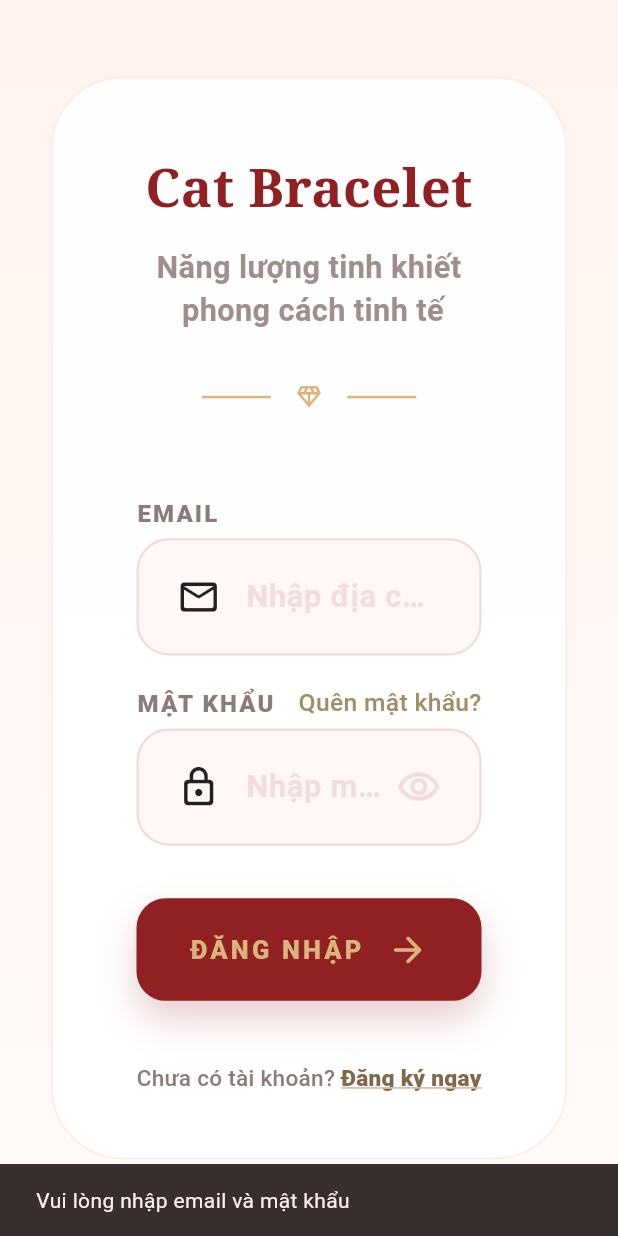
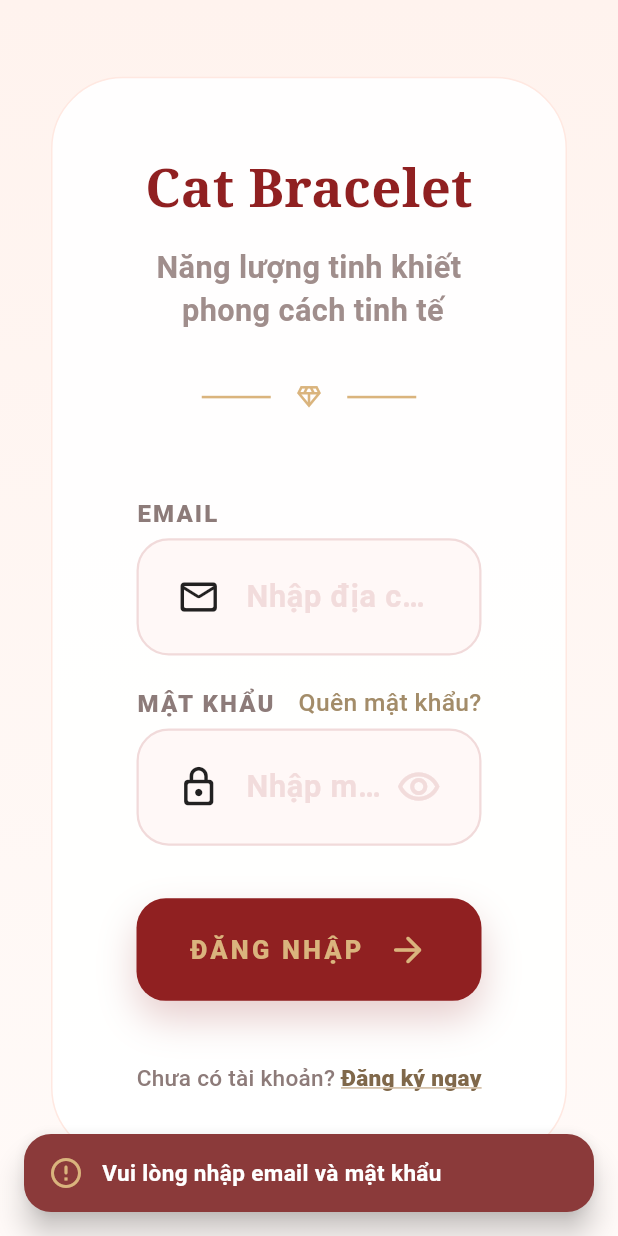
Before and after one commit to NguyenXuanTruong124/Cat_Bracelet_Mobile, a Flutter app: the LoginScreen screen opened directly, after a tap on the "visibility off" icon, after a tap on "ĐĂNG NHẬP", on a phone screen of 412 x 824 dp. Run offline on Flutter 3.47's test engine with Material 3 defaults, Android fonts, the light colour scheme and no system bars; our stand-ins replace flutter_dotenv, flutter_screenutil, image_picker, webview_flutter; accounts and stored records are empty; network calls fail.

Commit message:
fix spell, notification of status

```diff
--- a/lib/features/auth/screens/login_screen.dart
+++ b/lib/features/auth/screens/login_screen.dart
@@ -30,8 +30,8 @@ class _LoginScreenState extends State<LoginScreen> {
     final password = _passwordController.text;
 
     if (email.isEmpty || password.isEmpty) {
-      ScaffoldMessenger.of(context).showSnackBar(
-        const SnackBar(content: Text('Vui lòng nhập email và mật khẩu')),
+      _showMessage(
+        message: 'Vui lòng nhập email và mật khẩu',
       );
       return;
     }
@@ -50,27 +50,41 @@ class _LoginScreenState extends State<LoginScreen> {
         body: jsonEncode({'email': email, 'password': password}),
       );
 
-      if (response.statusCode == 200 || response.statusCode == 201) {
+      if (response.statusCode == 200 ||
+          response.statusCode == 201) {
+
         final decoded = jsonDecode(response.body);
+
         if (decoded is Map<String, dynamic>) {
           UserSession.setFromLogin(decoded);
         }
+
         if (!mounted) return;
-        Navigator.pushReplacementNamed(context, '/home');
+
+        _showMessage(
+          message: 'Đăng nhập thành công',
+          isError: false,
+        );
+
+        await Future.delayed(
+          const Duration(milliseconds: 800),
+        );
+
+        Navigator.pushReplacementNamed(
+          context,
+          '/home',
+        );
       } else {
         if (!mounted) return;
-        ScaffoldMessenger.of(context).showSnackBar(
-          SnackBar(
-            content: Text('Lỗi ${response.statusCode}: ${response.body}'),
-            duration: const Duration(seconds: 5),
-          ),
+        _showMessage(
+          message: 'Email hoặc mật khẩu không chính xác',
         );
       }
     } catch (e) {
       if (!mounted) return;
-      ScaffoldMessenger.of(
-        context,
-      ).showSnackBar(SnackBar(content: Text('Lỗi kết nối tới Server: $e')));
+      _showMessage(
+        message: 'Không thể kết nối tới máy chủ',
+      );
     } finally {
       if (mounted) {
         setState(() {
@@ -79,7 +93,47 @@ class _LoginScreenState extends State<LoginScreen> {
       }
     }
   }
-
+  void _showMessage({
+    required String message,
+    bool isError = true,
+  }) {
+    ScaffoldMessenger.of(context)
+      ..hideCurrentSnackBar()
+      ..showSnackBar(
+        SnackBar(
+          behavior: SnackBarBehavior.floating,
+          backgroundColor:
+          isError ? const Color(0xFF8B3A3A) : LoginScreen._wine,
+          elevation: 8,
+          margin: const EdgeInsets.all(16),
+          shape: RoundedRectangleBorder(
+            borderRadius: BorderRadius.circular(18),
+          ),
+          content: Row(
+            children: [
+              Icon(
+                isError
+                    ? Icons.error_outline_rounded
+                    : Icons.check_circle_outline_rounded,
+                color: LoginScreen._gold,
+                size: 24,
+              ),
+              const SizedBox(width: 12),
+              Expanded(
+                child: Text(
+                  message,
+                  style: const TextStyle(
+                    color: Colors.white,
+                    fontWeight: FontWeight.w600,
+                    fontSize: 15,
+                  ),
+                ),
+              ),
+            ],
+          ),
+        ),
+      );
+  }
   @override
   void dispose() {
     _emailController.dispose();
--- a/lib/features/cart/screens/cart_screen.dart
+++ b/lib/features/cart/screens/cart_screen.dart
@@ -94,7 +94,7 @@ class _CartScreenState extends State<CartScreen> {
 
     return Scaffold(
       appBar: AppBar(
-        title: const Text('Gio hang'),
+        title: const Text('Giỏ hàng'),
         backgroundColor: _wine,
         foregroundColor: Colors.white,
       ),
--- a/lib/features/cart/screens/voucher_screen.dart
+++ b/lib/features/cart/screens/voucher_screen.dart
@@ -127,11 +127,11 @@ class VoucherCard extends StatelessWidget {
                 const SizedBox(height: 4),
                 Text(
                   type == 'PERCENT'
-                      ? 'Giam $discount%'
-                      : 'Giam ${discount ?? 0}d',
+                      ? 'Giảm $discount%'
+                      : 'Giảm ${discount ?? 0}d',
                 ),
                 Text(
-                  'Han dung: ${voucher['endDate'] ?? ''}',
+                  'Hạn sử dụng: ${voucher['endDate'] ?? ''}',
                   maxLines: 1,
                   overflow: TextOverflow.ellipsis,
                   style: const TextStyle(color: Colors.black54),
--- a/lib/features/profile/screens/user_details_screen.dart
+++ b/lib/features/profile/screens/user_details_screen.dart
@@ -22,7 +22,6 @@ class _UserDetailsScreenState extends State<UserDetailsScreen> {
   static const Color _wine = AppColors.wine;
 
   final _nameController = TextEditingController();
-  final _emailController = TextEditingController();
   final _phoneController = TextEditingController();
   final _avatarController = TextEditingController();
 
@@ -38,7 +37,6 @@ class _UserDetailsScreenState extends State<UserDetailsScreen> {
   @override
   void dispose() {
     _nameController.dispose();
-    _emailController.dispose();
     _phoneController.dispose();
     _avatarController.dispose();
     super.dispose();
@@ -46,7 +44,6 @@ class _UserDetailsScreenState extends State<UserDetailsScreen> {
 
   void _fill(AppUser? user) {
     _nameController.text = user?.fullName ?? '';
-    _emailController.text = user?.email ?? '';
     _phoneController.text = user?.phone ?? '';
     _avatarController.text = user?.avatar ?? '';
   }
@@ -93,7 +90,6 @@ class _UserDetailsScreenState extends State<UserDetailsScreen> {
         headers: apiHeaders(json: true),
         body: jsonEncode({
           'fullName': _nameController.text.trim(),
-          'email': _emailController.text.trim(),
           'phone': _phoneController.text.trim(),
           'avatar': _avatarController.text.trim(),
         }),
@@ -258,7 +254,6 @@ class _UserDetailsScreenState extends State<UserDetailsScreen> {
             Center(child: Text(user!.vipBenefits!)),
           const SizedBox(height: 20),
           _field(_nameController, 'Họ tên', Icons.person),
-          _field(_emailController, 'Email', Icons.mail),
           _field(_phoneController, 'Số điện thoại', Icons.phone),
 
           OutlinedButton.icon(
```
Also changed, not shown: lib/features/cart/screens/checkout_screen.dart (+7 -7 lines), lib/features/cart/screens/payment_screen.dart (+6 -6 lines), lib/features/order/screens/order_detail_screen.dart (+8 -8 lines), lib/features/order/screens/order_history_screen.dart (+14 -0 lines), lib/features/product/screens/collection_screen.dart (+46 -46 lines), lib/features/product/screens/product_details_screen.dart (+54 -19 lines).
